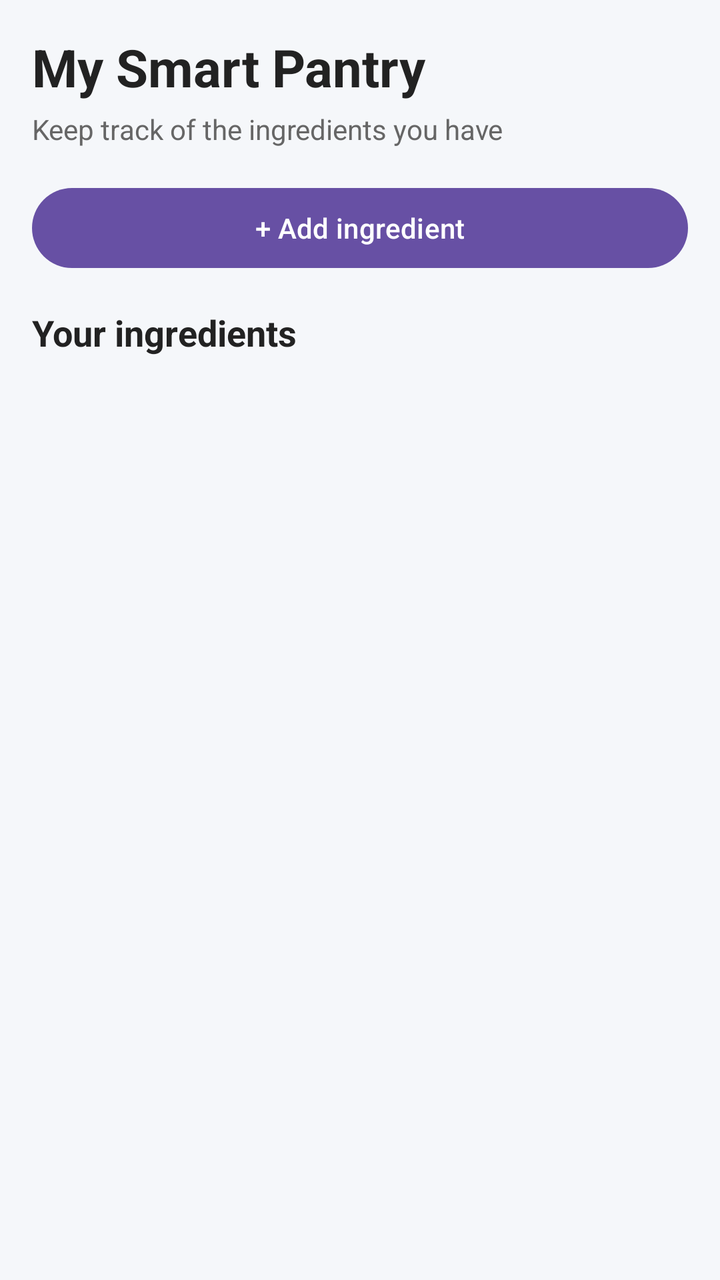
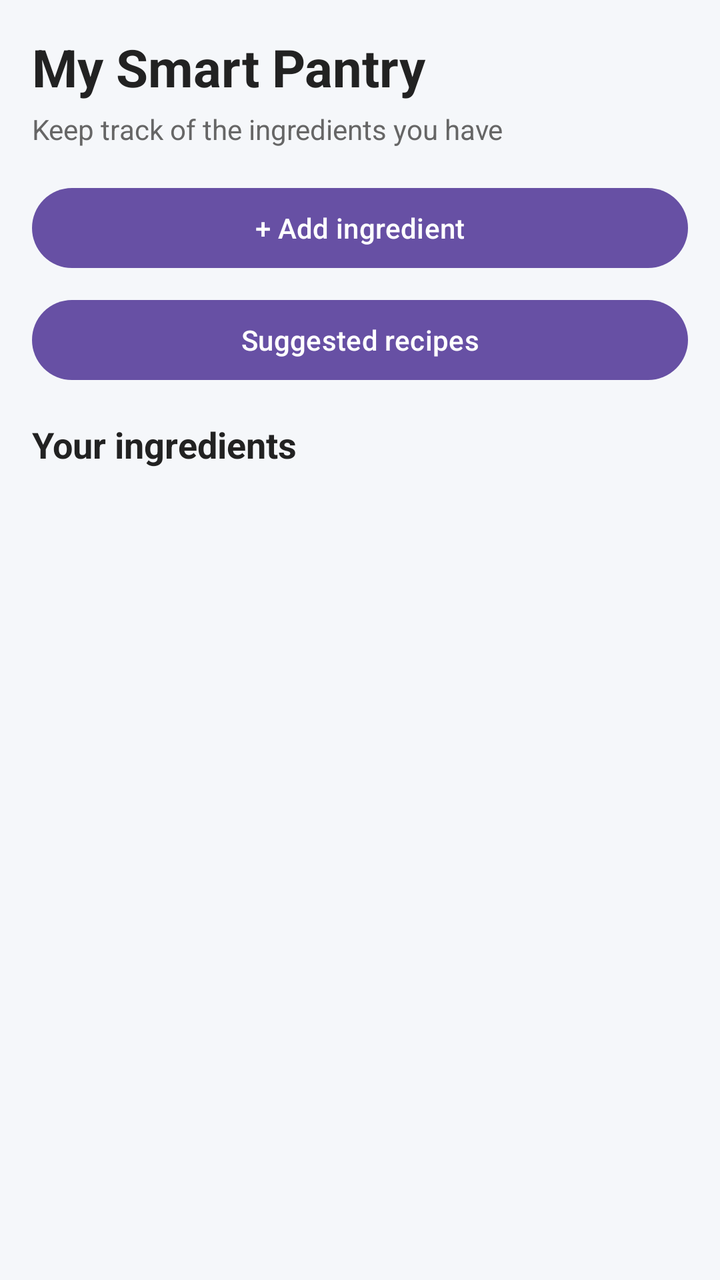

The first picture is an Android layout as it rendered before a commit; the second is the same layout after the commit. The layout source and the unified diff follow.
<!-- AndroidManifest.xml: application theme Theme.SmartPantryManager -->
<!-- res/layout/activity_main.xml -->
<?xml version="1.0" encoding="utf-8"?>
<LinearLayout xmlns:android="http://schemas.android.com/apk/res/android"
    android:id="@+id/main"
    android:layout_width="match_parent"
    android:layout_height="match_parent"
    android:orientation="vertical"
    android:padding="16dp"
    android:background="#F5F7FA">

    <TextView
        android:layout_width="match_parent"
        android:layout_height="wrap_content"
        android:text="My Smart Pantry"
        android:textSize="26sp"
        android:textStyle="bold"
        android:textColor="#222222"
        android:layout_marginBottom="4dp" />

    <TextView
        android:layout_width="match_parent"
        android:layout_height="wrap_content"
        android:text="Keep track of the ingredients you have"
        android:textSize="14sp"
        android:textColor="#666666"
        android:layout_marginBottom="16dp" />

    <Button
        android:id="@+id/buttonAddIngredient"
        android:layout_width="match_parent"
        android:layout_height="wrap_content"
        android:text="+ Add ingredient" />

    <TextView
        android:id="@+id/textPantryHeading"
        android:layout_width="match_parent"
        android:layout_height="wrap_content"
        android:text="Your ingredients"
        android:textSize="18sp"
        android:textStyle="bold"
        android:textColor="#222222"
        android:layout_marginTop="16dp"
        android:layout_marginBottom="8dp" />

    <TextView
        android:id="@+id/textEmptyPantry"
        android:layout_width="match_parent"
        android:layout_height="wrap_content"
        android:text="Your pantry is empty. Add an ingredient to get started."
        android:textSize="15sp"
        android:textColor="#666666"
        android:gravity="center"
        android:padding="24dp"
        android:visibility="gone" />

    <androidx.recyclerview.widget.RecyclerView
        android:id="@+id/recyclerPantry"
        android:layout_width="match_parent"
        android:layout_height="0dp"
        android:layout_weight="1" />

</LinearLayout>
<!-- resources referenced by this layout -->
<resources>
  <style name="Theme.SmartPantryManager" parent="Base.Theme.SmartPantryManager" />
  <style name="Base.Theme.SmartPantryManager" parent="Theme.Material3.DayNight.NoActionBar">
          
          
      </style>
</resources>

<!-- the commit's change to res/layout/activity_main.xml (unified diff, before → after) -->
@@ -30,6 +30,13 @@
         android:layout_height="wrap_content"
         android:text="+ Add ingredient" />
 
+    <Button
+        android:id="@+id/buttonSuggestedRecipes"
+        android:layout_width="match_parent"
+        android:layout_height="wrap_content"
+        android:layout_marginTop="8dp"
+        android:text="Suggested recipes" />
+
     <TextView
         android:id="@+id/textPantryHeading"
         android:layout_width="match_parent"
